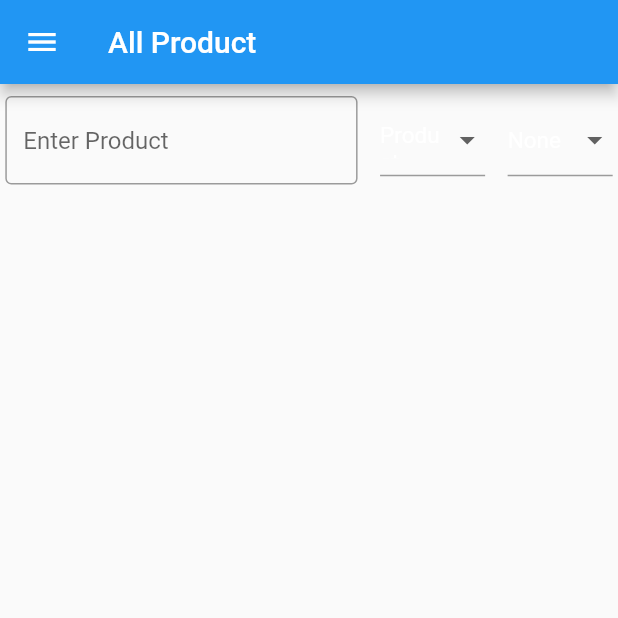
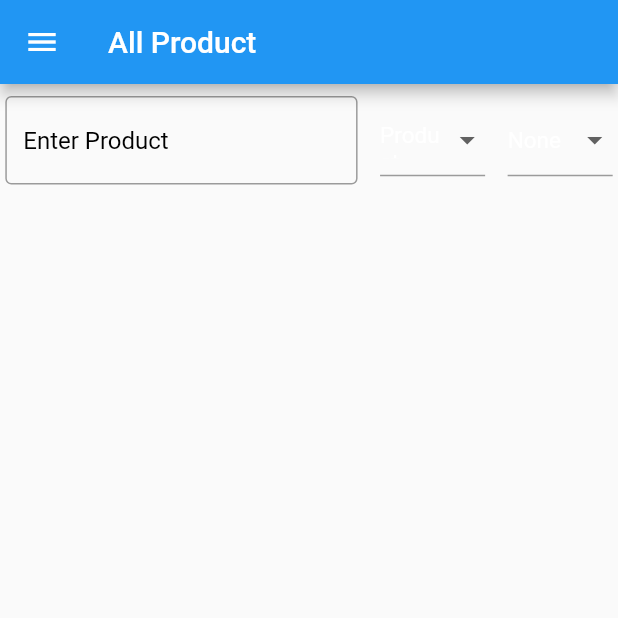
Before and after one commit to snigdho48/E-commerce-Flutter-User, a Flutter app: the ViewProductPage screen opened by its route, on a phone screen of 412 x 824 dp, the top half of it. Run offline on Flutter 3.47's test engine with Material 2 defaults, Android fonts, the phone set to English and light mode, and no system bars; our stand-ins replace cached_network_image, cloud_firestore, connectivity_plus, firebase_auth, firebase_core, firebase_storage and 7 more; missing offline and left inert: country_state_city_pro, location_picker_flutter_map; accounts and stored records are empty; network calls fail; statements that could not run were skipped.

Commit message:
update.has bug on view product page font colour for light mode

```diff
--- a/lib/pages/user_profile_page.dart
+++ b/lib/pages/user_profile_page.dart
@@ -44,7 +44,7 @@ class UserProfilePage extends StatelessWidget {
                     if((value.length==11 && int.tryParse(value)!=null)
                         || (value.length==14 && int.tryParse(value..substring(1,14))!=null))
                     {
-                              Navigator.pushNamed(
+                      await Navigator.pushNamed(
                           context, OtpVerificationPage.routeName,
                           arguments: value.startsWith('+',0)?value:"+88$value").then((value)
                       {
--- a/lib/pages/view_product_page.dart
+++ b/lib/pages/view_product_page.dart
@@ -73,7 +73,7 @@ class _ViewProductPageState extends State<ViewProductPage> {
                           },
                         ),
                       ),
-                      SizedBox(width: 15,),
+                      const SizedBox(width: 15,),
                       SizedBox(
                         width:MediaQuery.of(context).size.width*.17,
                         child: DropdownButtonFormField<String>(
@@ -102,7 +102,7 @@ class _ViewProductPageState extends State<ViewProductPage> {
                           },
                         ),
                       ),
-                      SizedBox(width: 15,),
+                      const SizedBox(width: 15,),
                       SizedBox(
                         width:MediaQuery.of(context).size.width*.17,
                         child: DropdownButtonFormField<String>(
--- a/lib/utils/ThemeUtils.dart
+++ b/lib/utils/ThemeUtils.dart
@@ -4,12 +4,17 @@ import 'package:get_storage/get_storage.dart';
 
 class ThemeUtils{
   static final light= ThemeData(
-  primarySwatch: Colors.blue,
-  brightness: Brightness.light,
+    primarySwatch: Colors.blue,
+    brightness: Brightness.light,
+    hintColor: Colors.black,
+
+    // next line is important!
   );
   static final dark= ThemeData(
-  primarySwatch: Colors.red,
-  brightness: Brightness.dark,
+      primarySwatch: Colors.red,
+      brightness: Brightness.dark,
+      hintColor: Colors.white,
+
 
   );
 }
@@ -24,4 +29,6 @@ class ThemeServices{
        Get.changeThemeMode(loadTheme()?ThemeMode.light:ThemeMode.dark);
        _saveTheme(!loadTheme());
      }
+     bool gettheme()=> _saveTheme(loadTheme());
+
 }
```
Also changed, not shown: lib/customwidgets/product_grid_item_view.dart (+14 -14 lines). Lines whose indentation alone changed are shown as unchanged.
